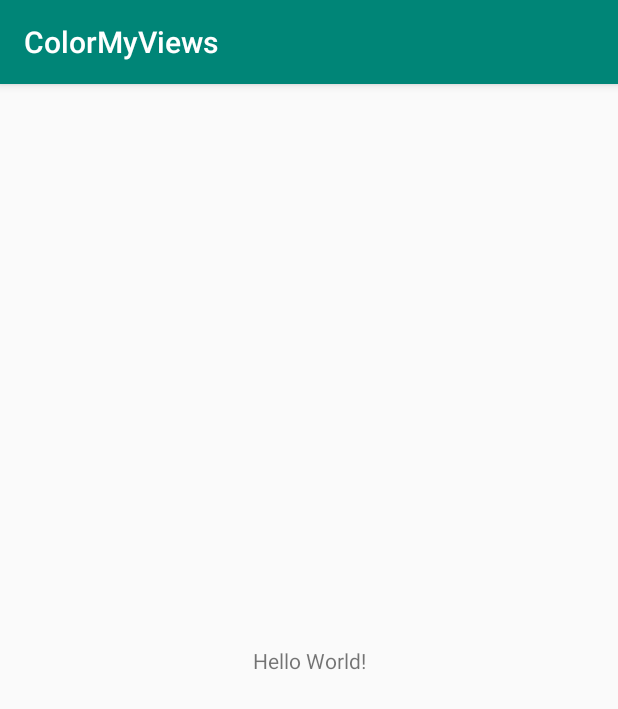
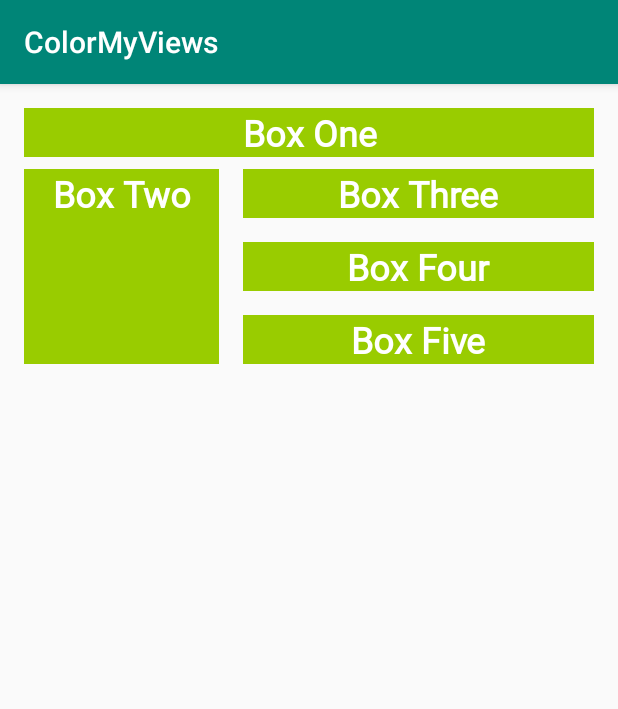
Before and after one commit to Phragos/UdacityDevAndroidApps, an Android app: the screen it shows after launch (MainActivity), on a phone screen of 412 x 824 dp. Shown: the top 709 px of the screen. Run offline under Robolectric (Android 15) with nearby library versions, the phone set to English and light mode, and no system bars.

Commit message:
Completed the first five text boxes with a constraint layout Box 1 is constraint to left, top and right Box 2 is constraint to Box 1, with a fixed size Box 3, 4, 5 are chained together and constraint to Box 2

```diff
--- a/ColorMyViews/app/src/main/res/layout/activity_main.xml
+++ b/ColorMyViews/app/src/main/res/layout/activity_main.xml
@@ -7,12 +7,69 @@
     tools:context=".MainActivity">
 
     <TextView
-        android:layout_width="wrap_content"
+        android:id="@+id/box_one_text"
+        style="@style/WhiteBox"
+        android:layout_width="0dp"
         android:layout_height="wrap_content"
-        android:text="Hello World!"
-        app:layout_constraintBottom_toBottomOf="parent"
+        android:layout_marginLeft="@dimen/margin_wide"
+        android:layout_marginTop="@dimen/margin_wide"
+        android:layout_marginRight="@dimen/margin_wide"
+        android:text="@string/box_one"
+        app:layout_constraintHorizontal_bias="0.0"
         app:layout_constraintLeft_toLeftOf="parent"
         app:layout_constraintRight_toRightOf="parent"
         app:layout_constraintTop_toTopOf="parent" />
 
+    <TextView
+        android:id="@+id/box_two_text"
+        style="@style/WhiteBox"
+        android:layout_width="130dp"
+        android:layout_height="130dp"
+        android:layout_marginStart="16dp"
+        android:layout_marginTop="8dp"
+        android:text="@string/box_two"
+        app:layout_constraintStart_toStartOf="parent"
+        app:layout_constraintTop_toBottomOf="@+id/box_one_text" />
+
+    <TextView
+        android:id="@+id/box_three_text"
+        style="@style/WhiteBox"
+        android:layout_width="0dp"
+        android:layout_height="wrap_content"
+        android:layout_marginStart="@dimen/margin_wide"
+        android:layout_marginEnd="@dimen/margin_wide"
+        android:text="@string/box_three"
+        app:layout_constraintBottom_toTopOf="@+id/box_four_text"
+        app:layout_constraintEnd_toEndOf="parent"
+        app:layout_constraintStart_toEndOf="@+id/box_two_text"
+        app:layout_constraintTop_toTopOf="@+id/box_two_text" />
+
+    <TextView
+        android:id="@+id/box_four_text"
+        style="@style/WhiteBox"
+        android:layout_width="0dp"
+        android:layout_height="wrap_content"
+        android:layout_marginStart="@dimen/margin_wide"
+        android:layout_marginTop="16dp"
+        android:layout_marginEnd="16dp"
+        android:layout_marginBottom="16dp"
+        android:text="@string/box_four"
+        app:layout_constraintBottom_toTopOf="@+id/box_five_text"
+        app:layout_constraintEnd_toEndOf="parent"
+        app:layout_constraintStart_toEndOf="@+id/box_two_text"
+        app:layout_constraintTop_toBottomOf="@+id/box_three_text" />
+
+    <TextView
+        android:id="@+id/box_five_text"
+        style="@style/WhiteBox"
+        android:layout_width="0dp"
+        android:layout_height="wrap_content"
+        android:layout_marginStart="@dimen/margin_wide"
+        android:layout_marginEnd="@dimen/margin_wide"
+        android:text="@string/box_five"
+        app:layout_constraintBottom_toBottomOf="@+id/box_two_text"
+        app:layout_constraintEnd_toEndOf="parent"
+        app:layout_constraintStart_toEndOf="@+id/box_two_text"
+        app:layout_constraintTop_toBottomOf="@+id/box_four_text" />
+
 </androidx.constraintlayout.widget.ConstraintLayout>
--- /dev/null
+++ b/ColorMyViews/app/src/main/res/values/dimens.xml
@@ -0,0 +1,8 @@
+<?xml version="1.0" encoding="utf-8"?>
+<resources>
+
+    <dimen name="margin_wide">16dp</dimen>
+    <dimen name="margin_half">8dp</dimen>
+    <dimen name="box_text_size">24dp</dimen>
+
+</resources>
--- a/ColorMyViews/app/src/main/res/values/strings.xml
+++ b/ColorMyViews/app/src/main/res/values/strings.xml
@@ -1,3 +1,13 @@
 <resources>
+
     <string name="app_name">ColorMyViews</string>
+    <string name="box_one">Box One</string>
+    <string name="box_two">Box Two</string>
+    <string name="box_three">Box Three</string>
+    <string name="box_four">Box Four</string>
+    <string name="box_five">Box Five</string>
+    <string name="button_red">RED</string>
+    <string name="button_yellow">YELLOW</string>
+    <string name="button_green">GREEN</string>
+
 </resources>
--- a/ColorMyViews/app/src/main/res/values/styles.xml
+++ b/ColorMyViews/app/src/main/res/values/styles.xml
@@ -8,4 +8,13 @@
         <item name="colorAccent">@color/colorAccent</item>
     </style>
 
+    <style name="WhiteBox">
+        <item name="android:background">@android:color/holo_green_light</item>
+        <item name="android:textAlignment">center</item>
+        <item name="android:textSize">@dimen/box_text_size</item>
+        <item name="android:textStyle">bold</item>
+        <item name="android:textColor">@android:color/white</item>
+        <item name="android:fontFamily">@font/roboto</item>
+    </style>
+
 </resources>
```
Also changed, not shown: ColorMyViews/app/src/main/res/font/roboto.ttf (added).
